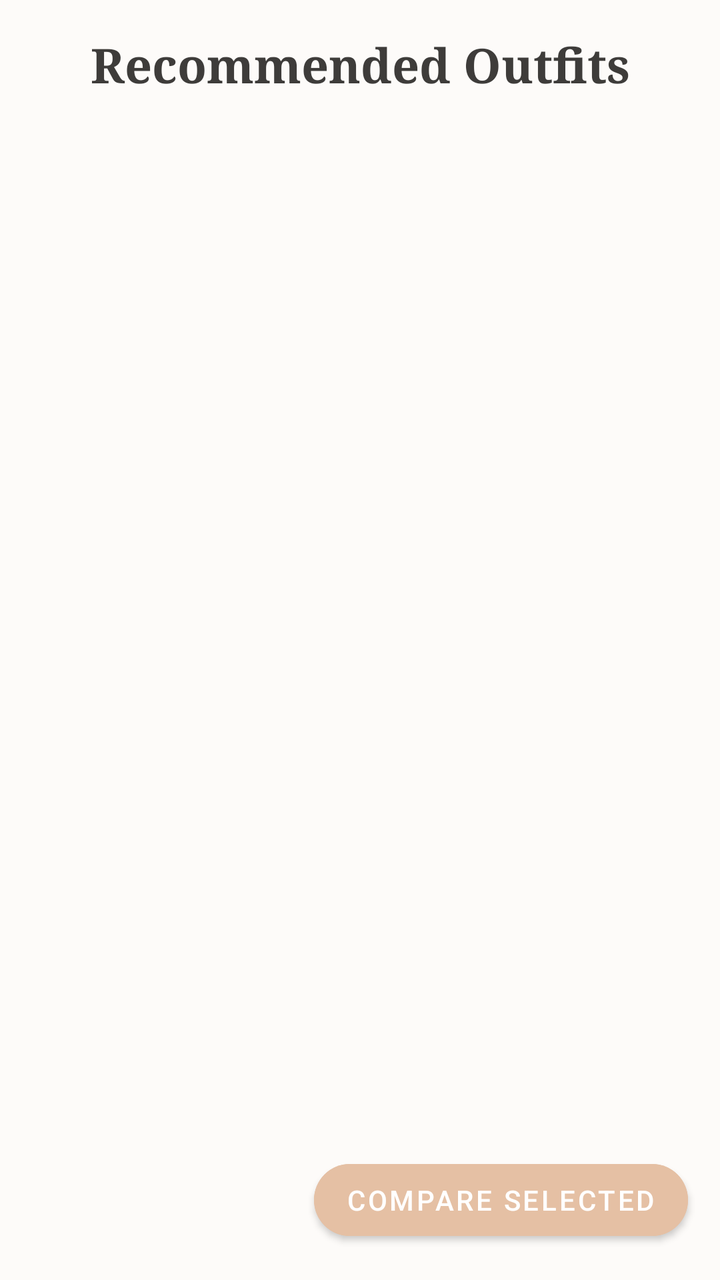
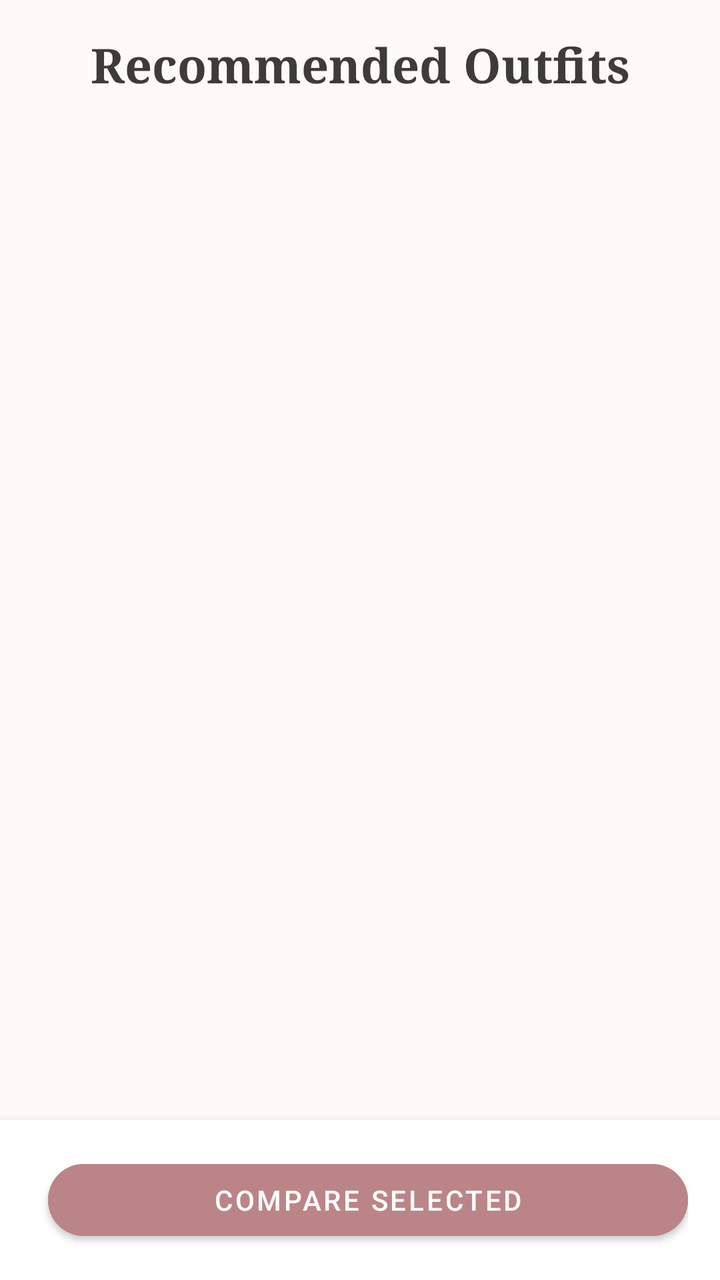

Compare the two renders of this Android layout. The source of the first and the diff that turns it into the second are given below.
<!-- AndroidManifest.xml: application theme Theme.OutfitStudio -->
<!-- res/layout/activity_recommended_outfit.xml -->
<?xml version="1.0" encoding="utf-8"?>
<androidx.constraintlayout.widget.ConstraintLayout xmlns:android="http://schemas.android.com/apk/res/android"
    xmlns:app="http://schemas.android.com/apk/res-auto"
    android:layout_width="match_parent"
    android:layout_height="match_parent"
    android:background="@color/background">

    <ScrollView
        android:layout_width="match_parent"
        android:layout_height="0dp"
        app:layout_constraintTop_toTopOf="parent"
        app:layout_constraintBottom_toBottomOf="parent"
        android:paddingBottom="88dp"
        android:clipToPadding="false"
        android:fillViewport="true">

        <LinearLayout
            android:layout_width="match_parent"
            android:layout_height="wrap_content"
            android:orientation="vertical">

            <TextView
                android:id="@+id/tvTitle"
                android:layout_width="match_parent"
                android:layout_height="wrap_content"
                android:text="Recommended Outfits"
                android:textSize="24sp"
                android:textStyle="bold"
                android:textColor="@color/on_background"
                android:textAlignment="center"
                android:padding="16dp"
                android:fontFamily="serif"/>
                
            
            <LinearLayout
                android:id="@+id/llWeather"
                android:layout_width="match_parent"
                android:layout_height="wrap_content"
                android:orientation="horizontal"
                android:background="@drawable/rounded_card_bg"
                android:layout_margin="16dp"
                android:padding="16dp"
                android:visibility="gone">
                
                <LinearLayout
                    android:layout_width="0dp"
                    android:layout_height="wrap_content"
                    android:layout_weight="1"
                    android:orientation="vertical">
                    
                    <TextView
                        android:layout_width="wrap_content"
                        android:layout_height="wrap_content"
                        android:text="CURRENT WEATHER"
                        android:textSize="12sp"
                        android:textStyle="bold"
                        android:textColor="#C18C8D" />
                        
                    <TextView
                        android:id="@+id/tvWeatherTemp"
                        android:layout_width="wrap_content"
                        android:layout_height="wrap_content"
                        android:text="28°C"
                        android:textSize="28sp"
                        android:textStyle="bold"
                        android:textColor="#333333" />
                        
                    <TextView
                        android:id="@+id/tvWeatherCond"
                        android:layout_width="wrap_content"
                        android:layout_height="wrap_content"
                        android:text="Clear"
                        android:textSize="16sp"
                        android:textColor="#666666" />
                </LinearLayout>
                
                <TextView
                    android:id="@+id/tvLocation"
                    android:layout_width="wrap_content"
                    android:layout_height="wrap_content"
                    android:text="Pune"
                    android:textSize="14sp"
                    android:textColor="#999999"
                    android:layout_gravity="bottom" />
            </LinearLayout>

            <androidx.recyclerview.widget.RecyclerView
                android:id="@+id/recyclerView"
                android:layout_width="match_parent"
                android:layout_height="wrap_content"
                android:clipToPadding="false"
                android:paddingBottom="16dp"/>
                
            
            <LinearLayout
                android:id="@+id/llSuggestionsContainer"
                android:layout_width="match_parent"
                android:layout_height="wrap_content"
                android:orientation="vertical"
                android:layout_margin="16dp"
                android:visibility="gone">
                
                <TextView
                    android:layout_width="match_parent"
                    android:layout_height="wrap_content"
                    android:text="Suggestions for your wardrobe"
                    android:textSize="20sp"
                    android:textStyle="bold"
                    android:textColor="@color/on_background"
                    android:fontFamily="serif"
                    android:layout_marginBottom="12dp"/>
                    
                <LinearLayout
                    android:id="@+id/llSuggestionsList"
                    android:layout_width="match_parent"
                    android:layout_height="wrap_content"
                    android:orientation="vertical" />
            </LinearLayout>

        </LinearLayout>
    </ScrollView>

    <com.google.android.material.button.MaterialButton
        android:id="@+id/btnCompare"
        android:layout_width="wrap_content"
        android:layout_height="wrap_content"
        android:layout_margin="16dp"
        android:text="Compare Selected"
        app:layout_constraintBottom_toBottomOf="parent"
        app:layout_constraintEnd_toEndOf="parent"
        app:cornerRadius="24dp"
        android:backgroundTint="@color/primary" />
    <com.google.android.material.button.MaterialButton
        android:id="@+id/btnWearAsWorn"
        android:layout_width="wrap_content"
        android:layout_height="wrap_content"
        android:layout_margin="16dp"
        android:text="Mark as Worn"
        android:visibility="gone"
        app:layout_constraintBottom_toBottomOf="parent"
        app:layout_constraintStart_toStartOf="parent"
        app:cornerRadius="24dp"
        android:backgroundTint="@color/secondary"
        android:textColor="@color/on_secondary"/>

</androidx.constraintlayout.widget.ConstraintLayout>
<!-- resources referenced by this layout -->
<resources>
  <color name="background">#FDFBF9</color>
  <color name="on_background">#3E3C3A</color>
  <color name="on_secondary">#3E3C3A</color>
  <color name="primary">#E5C0A4</color>
  <color name="secondary">#FDFBF9</color>
  <!-- drawable rounded_card_bg (drawable) -->
  <?xml version="1.0" encoding="utf-8"?>
  <shape xmlns:android="http://schemas.android.com/apk/res/android"
      android:shape="rectangle">
      <solid android:color="#FFFFFF" />
      <corners android:radius="12dp" />
      <stroke
          android:width="1dp"
          android:color="#E0E0E0" />
  </shape>
  <style name="Theme.OutfitStudio" parent="Theme.MaterialComponents.Light.NoActionBar">
          <item name="android:textColor">@color/on_background</item>
          <item name="android:textColorHint">@color/text_hint</item>
          
          <item name="colorPrimary">@color/primary</item>
          <item name="colorPrimaryVariant">@color/primary_variant</item>
          <item name="colorOnPrimary">@color/on_primary</item>
          
          <item name="colorSecondary">@color/primary</item>
          <item name="colorSecondaryVariant">@color/primary_variant</item>
          <item name="colorOnSecondary">@color/on_primary</item>
          
          <item name="android:colorBackground">@color/background</item>
          <item name="colorSurface">@color/surface</item>
          
          <item name="android:statusBarColor">@color/background</item>
          <item name="android:windowLightStatusBar">true</item>
      </style>
  <color name="text_hint">#A09D9B</color>
  <color name="primary_variant">#D8A58B</color>
  <color name="on_primary">#FFFFFF</color>
  <color name="surface">#FFFFFF</color>
</resources>

<!-- the commit's change to res/layout/activity_recommended_outfit.xml (unified diff, before → after) -->
@@ -9,8 +9,7 @@
         android:layout_width="match_parent"
         android:layout_height="0dp"
         app:layout_constraintTop_toTopOf="parent"
-        app:layout_constraintBottom_toBottomOf="parent"
-        android:paddingBottom="88dp"
+        app:layout_constraintBottom_toTopOf="@+id/bottomActionLayout"
         android:clipToPadding="false"
         android:fillViewport="true">
 
@@ -120,27 +119,42 @@
         </LinearLayout>
     </ScrollView>
 
-    <com.google.android.material.button.MaterialButton
-        android:id="@+id/btnCompare"
-        android:layout_width="wrap_content"
+    
+    <LinearLayout
+        android:id="@+id/bottomActionLayout"
+        android:layout_width="match_parent"
         android:layout_height="wrap_content"
-        android:layout_margin="16dp"
-        android:text="Compare Selected"
-        app:layout_constraintBottom_toBottomOf="parent"
-        app:layout_constraintEnd_toEndOf="parent"
-        app:cornerRadius="24dp"
-        android:backgroundTint="@color/primary" />
-    <com.google.android.material.button.MaterialButton
-        android:id="@+id/btnWearAsWorn"
-        android:layout_width="wrap_content"
-        android:layout_height="wrap_content"
-        android:layout_margin="16dp"
-        android:text="Mark as Worn"
-        android:visibility="gone"
+        android:orientation="horizontal"
+        android:background="@color/surface"
+        android:elevation="8dp"
+        android:padding="16dp"
+        android:gravity="center"
         app:layout_constraintBottom_toBottomOf="parent"
         app:layout_constraintStart_toStartOf="parent"
-        app:cornerRadius="24dp"
-        android:backgroundTint="@color/secondary"
-        android:textColor="@color/on_secondary"/>
+        app:layout_constraintEnd_toEndOf="parent">
+
+        <com.google.android.material.button.MaterialButton
+            android:id="@+id/btnWearAsWorn"
+            android:layout_width="0dp"
+            android:layout_height="wrap_content"
+            android:layout_weight="1"
+            android:layout_marginEnd="8dp"
+            android:text="Mark as Worn"
+            android:visibility="gone"
+            app:cornerRadius="24dp"
+            android:backgroundTint="@color/secondary"
+            android:textColor="@color/on_secondary"/>
+
+        <com.google.android.material.button.MaterialButton
+            android:id="@+id/btnCompare"
+            android:layout_width="0dp"
+            android:layout_height="wrap_content"
+            android:layout_weight="1"
+            android:layout_marginStart="8dp"
+            android:text="Compare Selected"
+            app:cornerRadius="24dp"
+            android:backgroundTint="@color/primary" />
+
+    </LinearLayout>
 
 </androidx.constraintlayout.widget.ConstraintLayout>
<!-- resource entries referenced after the edit -->
@@ -3,7 +3,7 @@
   <color name="background">#FDFBF9</color>
   <color name="on_background">#3E3C3A</color>
   <color name="on_secondary">#3E3C3A</color>
-  <color name="primary">#E5C0A4</color>
+  <color name="primary">#BB8588</color>
   <color name="secondary">#FDFBF9</color>
   <!-- drawable rounded_card_bg (drawable) -->
   <?xml version="1.0" encoding="utf-8"?>
@@ -34,7 +34,7 @@
           <item name="android:windowLightStatusBar">true</item>
       </style>
   <color name="text_hint">#A09D9B</color>
-  <color name="primary_variant">#D8A58B</color>
+  <color name="primary_variant">#BB8588</color>
   <color name="on_primary">#FFFFFF</color>
   <color name="surface">#FFFFFF</color>
 </resources>
